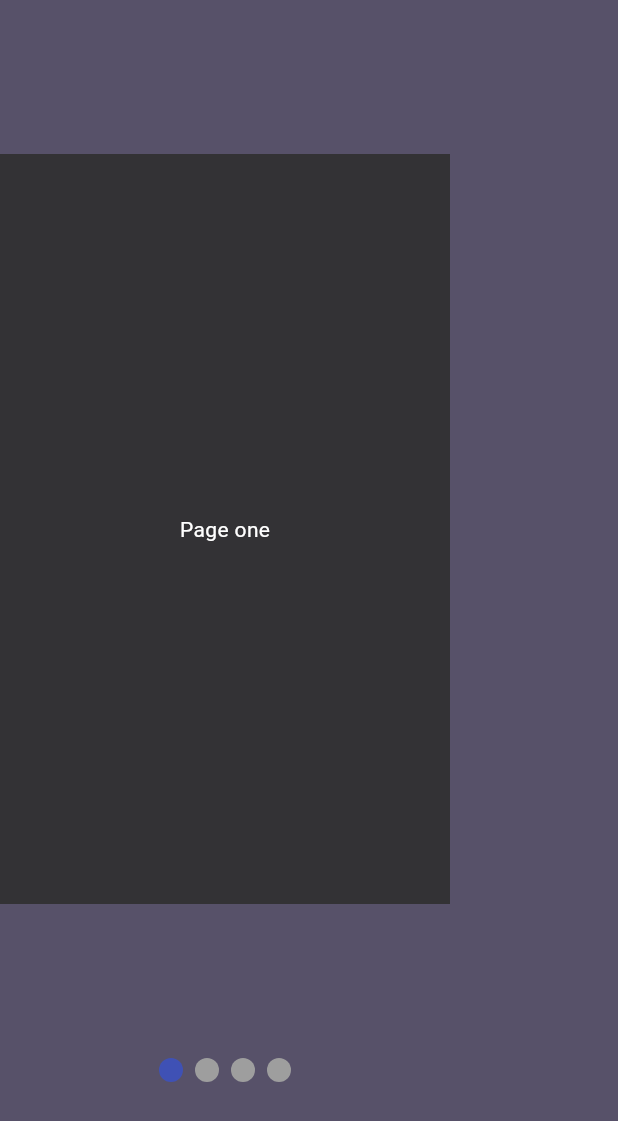
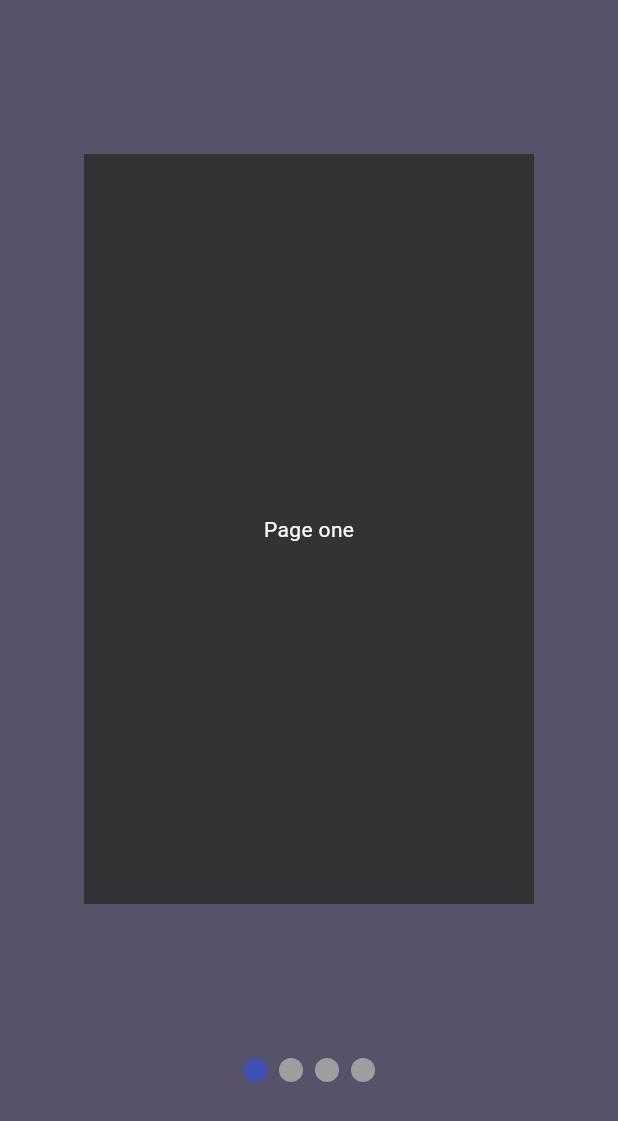
Before and after one commit to ManU4kym/ScrollVue, a Flutter app: the screen it shows after launch, on a phone screen of 412 x 824 dp. Shown: the top 1121 px of the screen. Run offline on Flutter 3.47's test engine with Material 3 defaults, Android fonts, the phone set to English and light mode, and no system bars; drawn by our look-alikes of smooth_page_indicator.

```diff
--- a/lib/home_page.dart
+++ b/lib/home_page.dart
@@ -19,7 +19,8 @@ class _HomePageState extends State<HomePage> {
   Widget build(BuildContext context) {
     return Scaffold(
       backgroundColor: const Color.fromARGB(255, 87, 81, 105),
-      body: Column(
+      body: Center(
+        child: Column(
           mainAxisAlignment: MainAxisAlignment.spaceEvenly,
           children: [
             SizedBox(
@@ -38,8 +39,16 @@ class _HomePageState extends State<HomePage> {
 
             /* Indicators */
 
-          SmoothPageIndicator(controller: _controller, count: 4)
+            SmoothPageIndicator(
+              controller: _controller,
+              count: 4,
+              effect: WormEffect(
+                offset: 12,
+                type: WormType.thinUnderground,
+              ),
+            ),
           ],
+        ),
       ),
     );
   }
```
Lines whose indentation alone changed are shown as unchanged.
